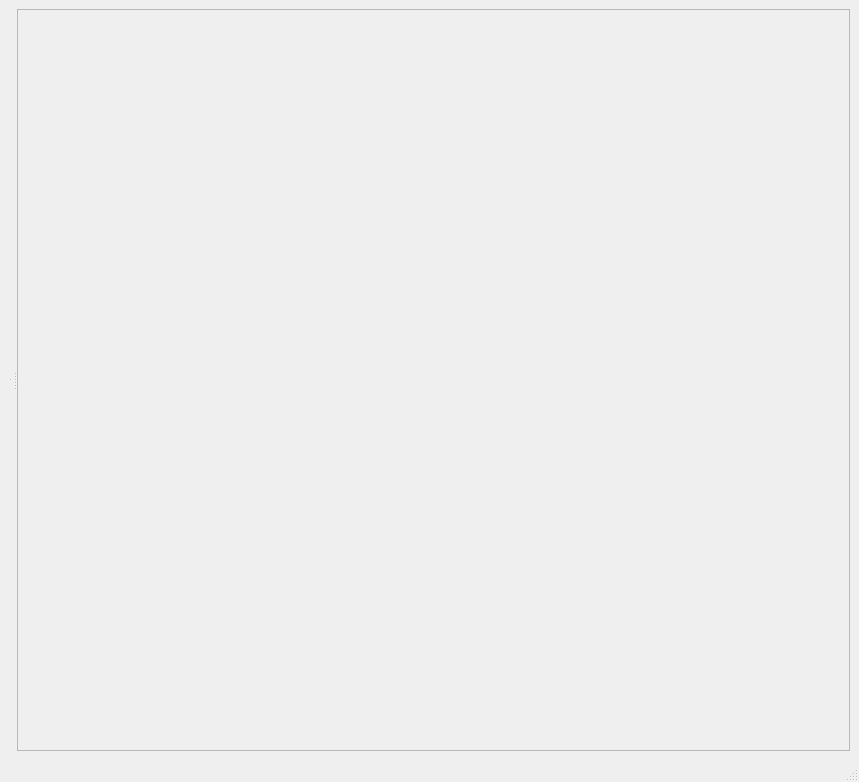
This is src/view/ui/GenericPQGViewMW.ui in upsideduck/app-arpes-aran as Qt 5 draws it before an edit. The edited form follows.
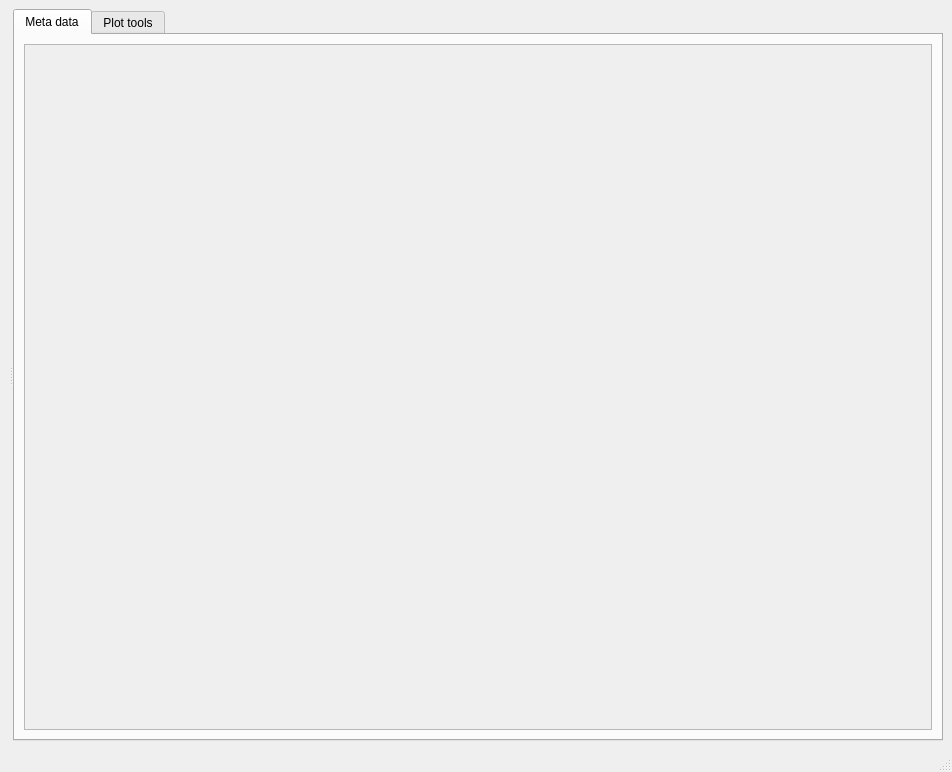
This is the edited form.

Diff of the .ui file:
```diff
--- a/src/view/ui/GenericPQGViewMW.ui
+++ b/src/view/ui/GenericPQGViewMW.ui
@@ -6,20 +6,17 @@
    <rect>
     <x>0</x>
     <y>0</y>
-    <width>859</width>
-    <height>782</height>
+    <width>952</width>
+    <height>772</height>
    </rect>
   </property>
   <property name="windowTitle">
    <string>MainWindow</string>
   </property>
   <widget class="QWidget" name="centralwidget">
-   <layout class="QGridLayout" name="gridLayout">
-    <item row="0" column="0">
-     <widget class="QSplitter" name="leftColumSplitter">
-      <property name="enabled">
-       <bool>true</bool>
-      </property>
+   <layout class="QHBoxLayout" name="horizontalLayout_8">
+    <item>
+     <widget class="QSplitter" name="splitter">
       <property name="sizePolicy">
        <sizepolicy hsizetype="Preferred" vsizetype="Preferred">
         <horstretch>0</horstretch>
@@ -29,34 +26,59 @@
       <property name="orientation">
        <enum>Qt::Horizontal</enum>
       </property>
-      <widget class="QSplitter" name="metaDataSplitter">
-       <property name="orientation">
-        <enum>Qt::Horizontal</enum>
-       </property>
-       <widget class="QSplitter" name="plottoolsSplitter">
+      <widget class="QWidget" name="layoutWidget">
         <property name="sizePolicy">
          <sizepolicy hsizetype="Expanding" vsizetype="Expanding">
           <horstretch>0</horstretch>
           <verstretch>0</verstretch>
          </sizepolicy>
         </property>
-        <property name="autoFillBackground">
-         <bool>true</bool>
-        </property>
-        <property name="orientation">
-         <enum>Qt::Vertical</enum>
-        </property>
-        <widget class="QWidget" name="layoutWidget">
          <layout class="QGridLayout" name="mainPlotLayout"/>
         </widget>
-        <widget class="QWidget" name="layoutWidget">
-         <layout class="QHBoxLayout" name="toolsLayout"/>
-        </widget>
-       </widget>
+      <widget class="QTabWidget" name="tabWidget">
+       <property name="sizePolicy">
+        <sizepolicy hsizetype="Preferred" vsizetype="Preferred">
+         <horstretch>0</horstretch>
+         <verstretch>0</verstretch>
+        </sizepolicy>
+       </property>
+       <property name="minimumSize">
+        <size>
+         <width>0</width>
+         <height>0</height>
+        </size>
+       </property>
+       <property name="maximumSize">
+        <size>
+         <width>16777215</width>
+         <height>16777215</height>
+        </size>
+       </property>
+       <property name="currentIndex">
+        <number>0</number>
+       </property>
+       <widget class="QWidget" name="metadataTab">
+        <property name="sizePolicy">
+         <sizepolicy hsizetype="Preferred" vsizetype="Preferred">
+          <horstretch>0</horstretch>
+          <verstretch>0</verstretch>
+         </sizepolicy>
+        </property>
+        <attribute name="title">
+         <string>Meta data</string>
+        </attribute>
+        <layout class="QHBoxLayout" name="horizontalLayout">
+         <item>
        <widget class="QTextEdit" name="metaDataView">
         <property name="enabled">
          <bool>false</bool>
         </property>
+           <property name="sizePolicy">
+            <sizepolicy hsizetype="Preferred" vsizetype="Preferred">
+             <horstretch>0</horstretch>
+             <verstretch>0</verstretch>
+            </sizepolicy>
+           </property>
         <property name="minimumSize">
          <size>
           <width>300</width>
@@ -65,13 +87,26 @@
         </property>
         <property name="maximumSize">
          <size>
-          <width>16777215</width>
+             <width>16677215</width>
           <height>16777215</height>
          </size>
         </property>
         <property name="layoutDirection">
          <enum>Qt::LeftToRight</enum>
         </property>
+          </widget>
+         </item>
+        </layout>
+       </widget>
+       <widget class="QWidget" name="plottoolsTab">
+        <attribute name="title">
+         <string>Plot tools</string>
+        </attribute>
+        <layout class="QVBoxLayout" name="verticalLayout_2">
+         <item>
+          <layout class="QVBoxLayout" name="toolsLayout"/>
+         </item>
+        </layout>
        </widget>
       </widget>
      </widget>
```
Lines whose indentation alone changed are shown as unchanged.
